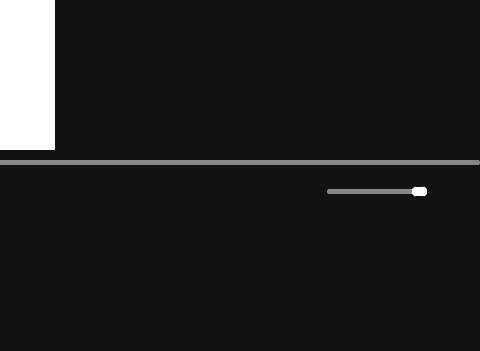
This is gui/design.ui in illya-s/MPlayer as Qt 5 draws it before an edit; both pictures show x 95 to 575 and y 0 to 351 of the 575 by 500 pixel window. The edited form follows.
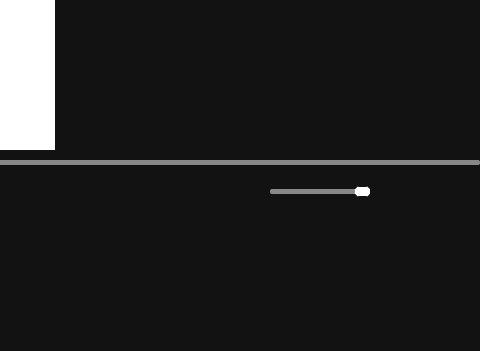
This is the edited form. Icons and pictures are not drawn.

What changed in the file:
```diff
--- a/gui/design.ui
+++ b/gui/design.ui
@@ -69,8 +69,7 @@
   <property name="styleSheet">
    <string notr="true">QMainWindow {
 	background: #121212;
-	border-top-right-radius: 10px;
-	border-top-left-radius:  10px;
+	border-radius: 15px;
 }
 *{
 	color: #fff;
@@ -131,6 +130,9 @@
   <property name="windowFilePath">
    <string notr="true"/>
   </property>
+  <property name="tabShape">
+   <enum>QTabWidget::Rounded</enum>
+  </property>
   <property name="dockNestingEnabled">
    <bool>false</bool>
   </property>
@@ -566,45 +568,31 @@
        </widget>
       </item>
       <item>
-       <widget class="QPushButton" name="mute_pushButton">
-        <property name="minimumSize">
-         <size>
-          <width>25</width>
-          <height>25</height>
-         </size>
-        </property>
+       <widget class="QWidget" name="widget" native="true">
         <property name="maximumSize">
          <size>
-          <width>40</width>
-          <height>40</height>
+          <width>150</width>
+          <height>16777215</height>
          </size>
         </property>
-        <property name="cursor">
-         <cursorShape>PointingHandCursor</cursorShape>
-        </property>
-        <property name="layoutDirection">
-         <enum>Qt::LeftToRight</enum>
-        </property>
-        <property name="styleSheet">
-         <string notr="true"/>
-        </property>
-        <property name="text">
-         <string/>
-        </property>
-        <property name="icon">
-         <iconset resource="resource.qrc">
-          <normaloff>:/icons/volume.png</normaloff>:/icons/volume.png</iconset>
-        </property>
-        <property name="iconSize">
-         <size>
-          <width>40</width>
-          <height>40</height>
-         </size>
-        </property>
-       </widget>
-      </item>
+        <layout class="QHBoxLayout" name="horizontalLayout">
+         <property name="spacing">
+          <number>10</number>
+         </property>
+         <property name="leftMargin">
+          <number>0</number>
+         </property>
+         <property name="topMargin">
+          <number>0</number>
+         </property>
+         <property name="rightMargin">
+          <number>0</number>
+         </property>
+         <property name="bottomMargin">
+          <number>0</number>
+         </property>
       <item>
-       <widget class="QSlider" name="valume_Slider">
+          <widget class="QSlider" name="valumeSlider">
         <property name="minimumSize">
          <size>
           <width>100</width>
@@ -661,8 +649,49 @@
         </property>
        </widget>
       </item>
-     </layout>
-    </item>
+         <item>
+          <widget class="QPushButton" name="chengeMuteBtn">
+           <property name="minimumSize">
+            <size>
+             <width>25</width>
+             <height>25</height>
+            </size>
+           </property>
+           <property name="maximumSize">
+            <size>
+             <width>40</width>
+             <height>40</height>
+            </size>
+           </property>
+           <property name="cursor">
+            <cursorShape>PointingHandCursor</cursorShape>
+           </property>
+           <property name="layoutDirection">
+            <enum>Qt::LeftToRight</enum>
+           </property>
+           <property name="styleSheet">
+            <string notr="true"/>
+           </property>
+           <property name="text">
+            <string/>
+           </property>
+           <property name="icon">
+            <iconset resource="resource.qrc">
+             <normaloff>:/icons/volume.png</normaloff>:/icons/volume.png</iconset>
+           </property>
+           <property name="iconSize">
+            <size>
+             <width>40</width>
+             <height>40</height>
+            </size>
+           </property>
+          </widget>
+         </item>
+        </layout>
+       </widget>
+      </item>
+     </layout>
+    </item>
     <item>
      <widget class="QListWidget" name="listWidget">
       <property name="minimumSize">
```
Left out of the diff: 46 changed lines with no effect on the pictures. Lines whose indentation alone changed are shown as unchanged.
